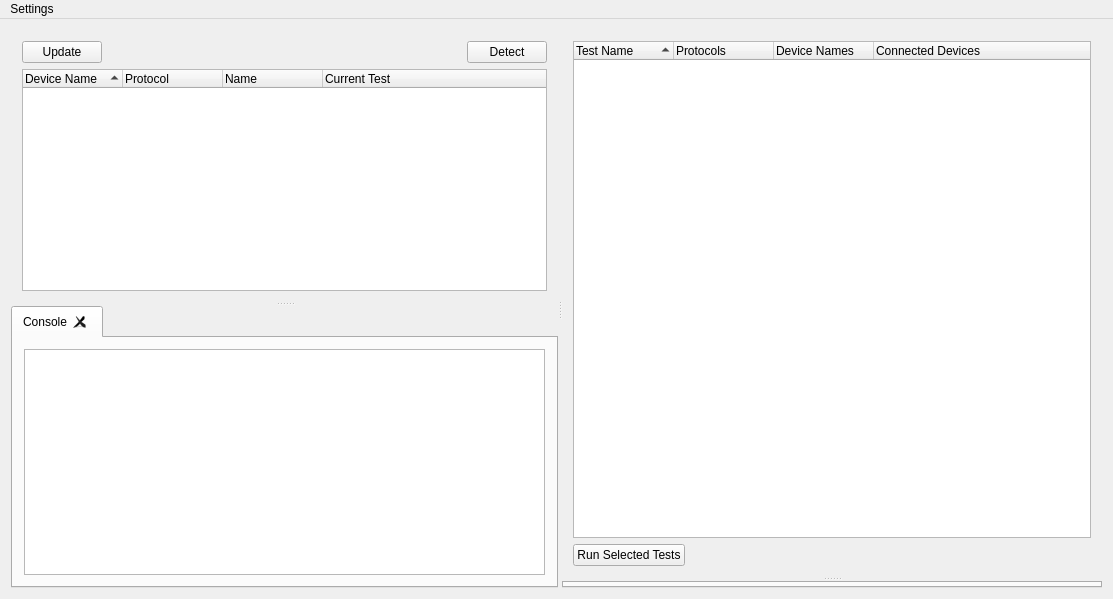
Before: the Qt Designer form src/mainwindow.ui in Crystal-Photonics/crystalTestFrameworkApp, drawn with Qt 5.
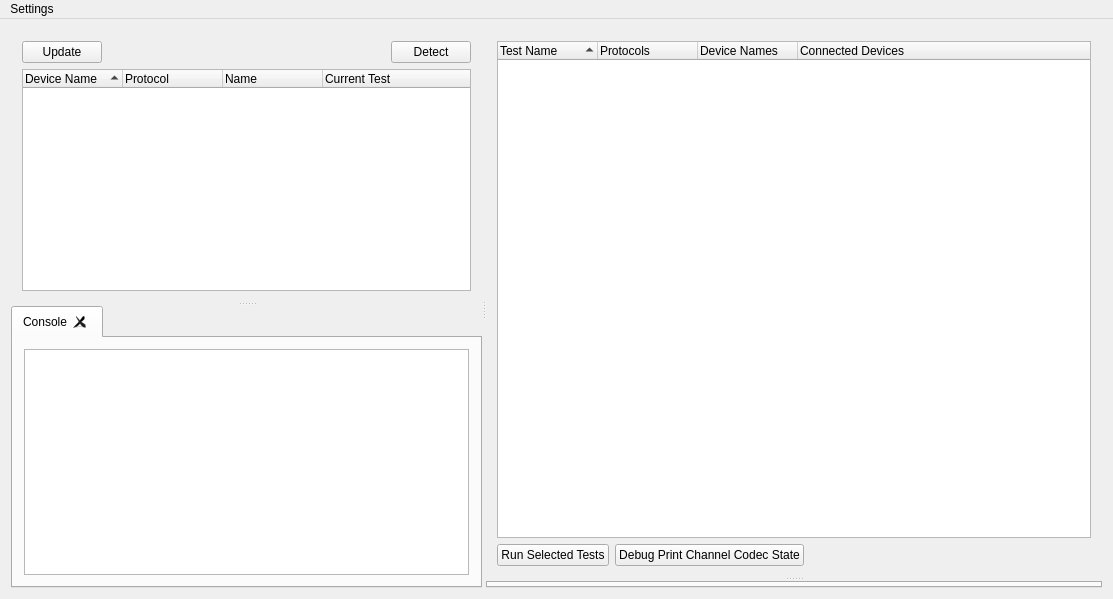
After: the same form once the commit is applied.

Commit message: Started to add a button to debug the channel codec state.

What changed in the file:
```diff
--- a/src/mainwindow.ui
+++ b/src/mainwindow.ui
@@ -172,6 +172,13 @@
              </property>
             </widget>
            </item>
+           <item>
+            <widget class="QPushButton" name="debug_print_channel_codec_state">
+             <property name="text">
+              <string>Debug Print Channel Codec State</string>
+             </property>
+            </widget>
+           </item>
            <item>
             <spacer name="horizontalSpacer_2">
              <property name="orientation">
```
The commit also changes 6 other files.
